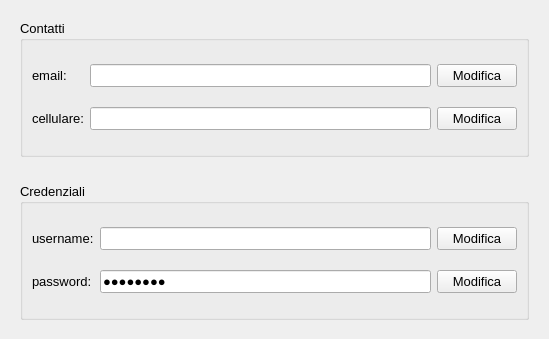
Old version of the form ui/datiTitolare.ui in the repository mdoraz/Hotel.
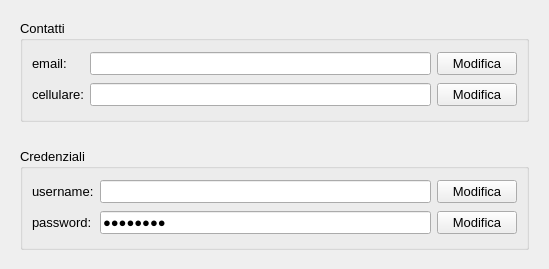
New version of the form.

```diff
--- a/ui/datiTitolare.ui
+++ b/ui/datiTitolare.ui
@@ -10,7 +10,7 @@
     <x>0</x>
     <y>0</y>
     <width>549</width>
-    <height>339</height>
+    <height>269</height>
    </rect>
   </property>
   <property name="font">
```
